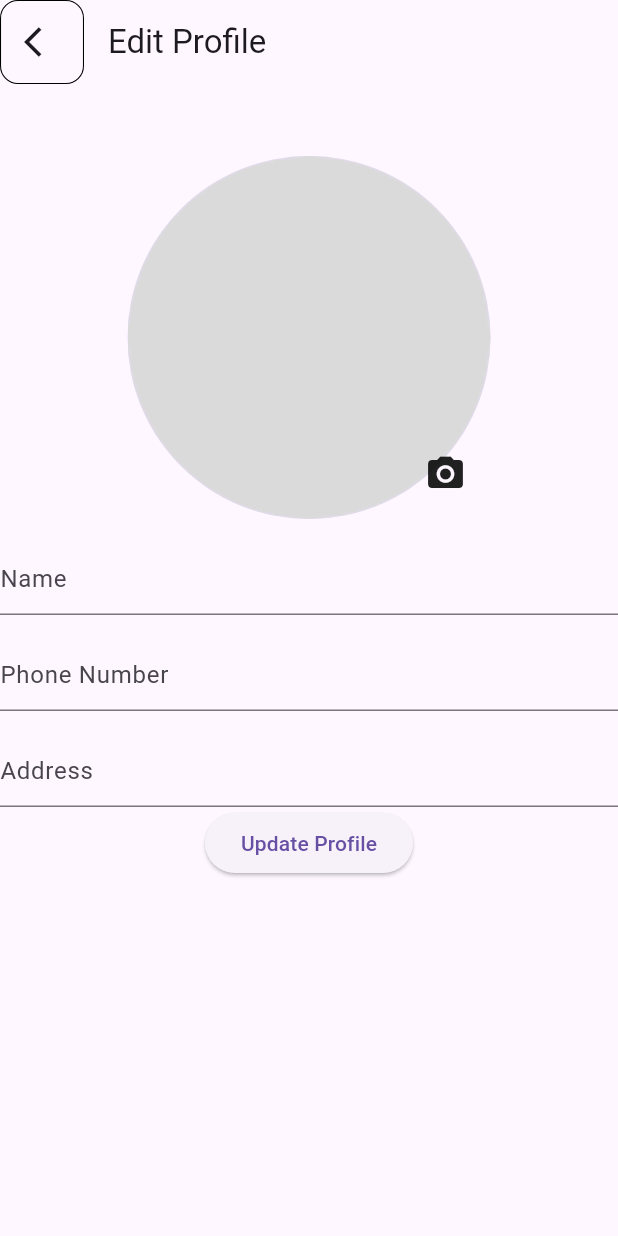
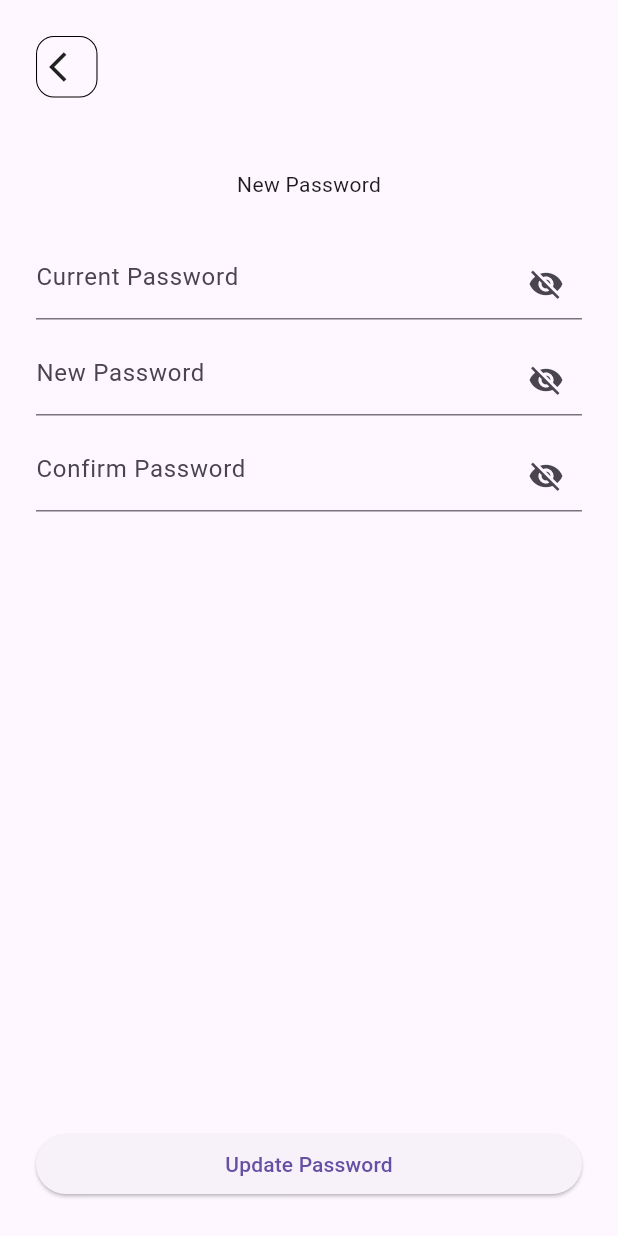
Before and after one commit to mostafa2026-code/bookia, a Flutter app: the screen it shows after launch, on a phone screen of 412 x 824 dp. Run offline on Flutter 3.47's test engine with Material 3 defaults, Android fonts, the phone set to English and light mode, and no system bars; our stand-ins replace flutter_svg, gap, lottie.

Commit message:
add edit password screen

```diff
--- /dev/null
+++ b/lib/feature/profile/updatepassword/editpassword/editpassword.dart
@@ -0,0 +1,51 @@
+import 'package:bookia/core/utils/widgets/arrowbackcontainer.dart';
+import 'package:bookia/feature/profile/updateprofile/editptofile/editprofilescreen.dart';
+import 'package:flutter/material.dart';
+import 'package:gap/gap.dart';
+
+class Editpassword extends StatelessWidget {
+  const Editpassword({super.key});
+
+  @override
+  Widget build(BuildContext context) {
+    return Scaffold(
+      body: Padding(
+        padding: EdgeInsets.all(24),
+        child: Column(
+          mainAxisAlignment: MainAxisAlignment.start,
+          crossAxisAlignment: CrossAxisAlignment.start,
+          children: [
+            Arrowbackcontainer(),
+            Gap(48),
+            Center(child: Text("New Password")),
+            Gap(32),
+            TextFormField(
+              decoration: InputDecoration(
+                hintText: "Current Password",
+                suffixIcon: Icon(Icons.visibility_off),
+              ),
+            ),
+            Gap(16),
+            TextFormField(
+              decoration: InputDecoration(
+                hintText: "New Password",
+                suffixIcon: Icon(Icons.visibility_off),
+              ),
+            ),
+            Gap(16),
+            TextFormField(
+              decoration: InputDecoration(
+                hintText: "Confirm Password",
+                suffixIcon: Icon(Icons.visibility_off),
+              ),
+            ),
+          ],
+        ),
+      ),
+      bottomNavigationBar: Padding(
+        padding: const EdgeInsets.all(24),
+        child: ElevatedButton(onPressed: () {}, child: Text("Update Password")),
+      ),
+    );
+  }
+}
--- a/lib/feature/profile/updateprofile/editptofile/editprofilescreen.dart
+++ b/lib/feature/profile/updateprofile/editptofile/editprofilescreen.dart
@@ -12,22 +12,31 @@ class Editprofilescreen extends StatelessWidget {
         leading: Arrowbackcontainer(),
         title: Text("Edit Profile"),
       ),
-      body: Column(
+      body: SingleChildScrollView(
+        child: Padding(
+          padding: const EdgeInsets.all(24),
+          child: Column(
             mainAxisAlignment: MainAxisAlignment.start,
             crossAxisAlignment: CrossAxisAlignment.center,
-
             children: [
               Gap(48),
               Usercircleavatar(),
               Gap(16),
               TextFormField(decoration: InputDecoration(hintText: "Name")),
               Gap(16),
-          TextFormField(decoration: InputDecoration(hintText: "Phone Number")),
+              TextFormField(
+                decoration: InputDecoration(hintText: "Phone Number"),
+              ),
               Gap(16),
               TextFormField(decoration: InputDecoration(hintText: "Address")),
-          ElevatedButton(onPressed: (){}, child: Text("Update Profile")),
-
+              Container(color: Colors.transparent),
             ],
+          ),
+        ),
+      ),
+      bottomNavigationBar: Padding(
+        padding: const EdgeInsets.all(24),
+        child: ElevatedButton(onPressed: () {}, child: Text("Update Profile")),
       ),
     );
   }
@@ -45,8 +54,8 @@ class Usercircleavatar extends StatelessWidget {
           backgroundImage: AssetImage("assets/images/Ellipse 2 (1).png"),
         ),
         Positioned(
-          bottom: 8,
-          right: 8,
+          bottom: 12,
+          right: 12,
           child: Container(
             decoration: BoxDecoration(
               shape: BoxShape.circle,
--- a/lib/main.dart
+++ b/lib/main.dart
@@ -1,4 +1,5 @@
 
+import 'package:bookia/feature/profile/updatepassword/editpassword/editpassword.dart';
 import 'package:bookia/feature/profile/updateprofile/editptofile/editprofilescreen.dart';
 
 import 'package:flutter/material.dart';
@@ -12,6 +13,6 @@ class MainApp extends StatelessWidget {
 
   @override
   Widget build(BuildContext context) {
-    return const MaterialApp(home: Editprofilescreen());
+    return const MaterialApp(home: Editpassword());
   }
 }
```
Lines whose indentation alone changed are shown as unchanged.
